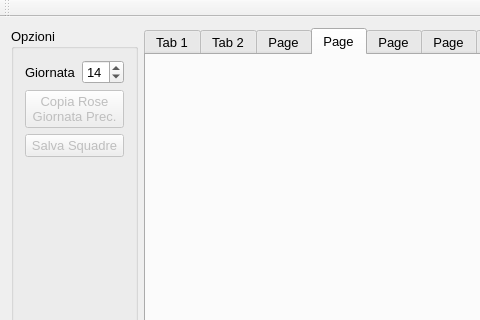
Above: mainwindow.ui from Myzhar/Fantacalcio before the change; both pictures show x 0 to 480 and y 0 to 320 of the 1071 by 670 pixel window. Below: the same form after it.
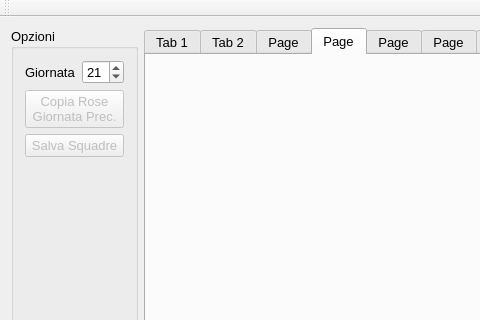
That is the form after the change. Custom widgets are drawn as their Qt base class.

Patch:
```diff
--- a/mainwindow.ui
+++ b/mainwindow.ui
@@ -122,7 +122,7 @@
           <number>38</number>
          </property>
          <property name="value">
-          <number>14</number>
+          <number>21</number>
          </property>
         </widget>
        </item>
```
